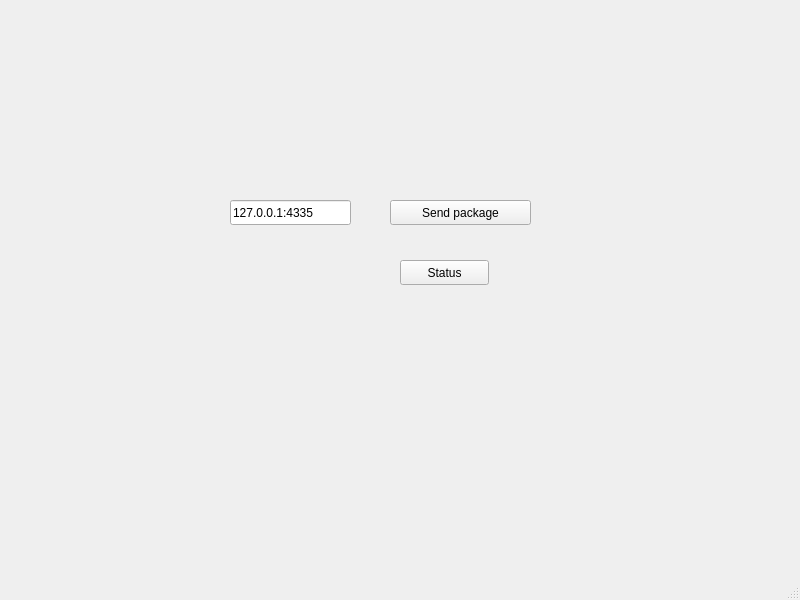
First picture: the form in practice_task/mainwindow.ui, repository ThatsRightImKiryu/CNIIAG-Practice, before the edit.
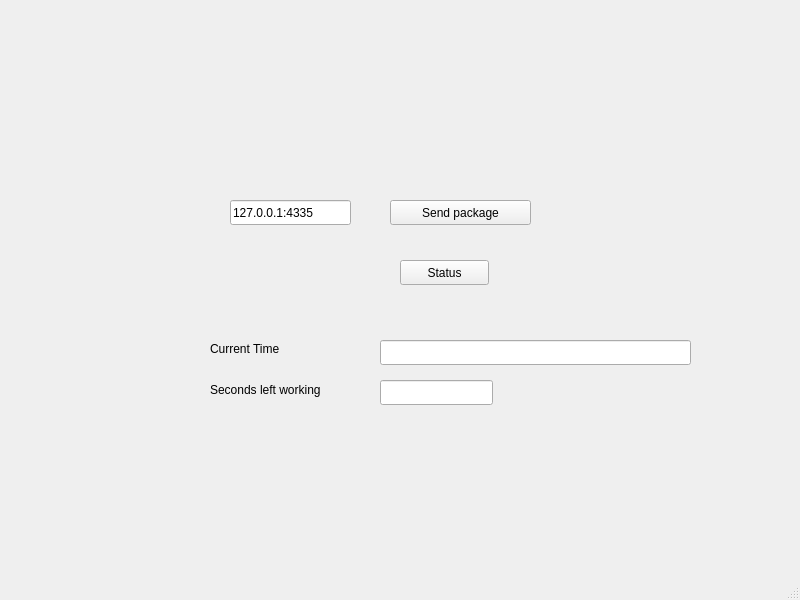
Second picture: the form after the edit.

Commit message: + graphical output of status(current time and working time

The edit to the form file:
```diff
--- a/practice_task/mainwindow.ui
+++ b/practice_task/mainwindow.ui
@@ -56,6 +56,61 @@
      <string>Status</string>
     </property>
    </widget>
+   <widget class="QLineEdit" name="currentTimeLE">
+    <property name="enabled">
+     <bool>true</bool>
+    </property>
+    <property name="geometry">
+     <rect>
+      <x>380</x>
+      <y>340</y>
+      <width>311</width>
+      <height>25</height>
+     </rect>
+    </property>
+    <property name="readOnly">
+     <bool>true</bool>
+    </property>
+   </widget>
+   <widget class="QLineEdit" name="workingTimeLE">
+    <property name="geometry">
+     <rect>
+      <x>380</x>
+      <y>380</y>
+      <width>113</width>
+      <height>25</height>
+     </rect>
+    </property>
+    <property name="readOnly">
+     <bool>true</bool>
+    </property>
+   </widget>
+   <widget class="QLabel" name="label">
+    <property name="geometry">
+     <rect>
+      <x>210</x>
+      <y>340</y>
+      <width>101</width>
+      <height>17</height>
+     </rect>
+    </property>
+    <property name="text">
+     <string>Current Time</string>
+    </property>
+   </widget>
+   <widget class="QLabel" name="label_2">
+    <property name="geometry">
+     <rect>
+      <x>210</x>
+      <y>380</y>
+      <width>151</width>
+      <height>20</height>
+     </rect>
+    </property>
+    <property name="text">
+     <string>Seconds left working</string>
+    </property>
+   </widget>
   </widget>
   <widget class="QMenuBar" name="menubar">
    <property name="geometry">
```
The commit also changes 4 other files.
